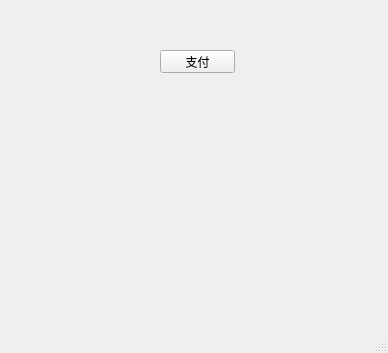
Qt form mainwindow.ui (iwxyi/Qt-Pay-Demo) before a commit.
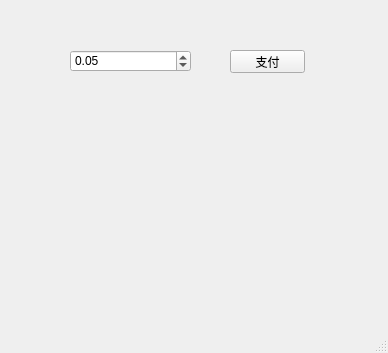
The same form after that commit.

Commit message: 添加购买数量参数count；添加UI里自定义价格

```diff
--- a/mainwindow.ui
+++ b/mainwindow.ui
@@ -30,7 +30,7 @@
    <widget class="QPushButton" name="pushButton">
     <property name="geometry">
      <rect>
-      <x>160</x>
+      <x>230</x>
       <y>50</y>
       <width>75</width>
       <height>23</height>
@@ -40,6 +40,19 @@
      <string>支付</string>
     </property>
    </widget>
+   <widget class="QDoubleSpinBox" name="doubleSpinBox">
+    <property name="geometry">
+     <rect>
+      <x>70</x>
+      <y>50</y>
+      <width>121</width>
+      <height>22</height>
+     </rect>
+    </property>
+    <property name="value">
+     <double>0.050000000000000</double>
+    </property>
+   </widget>
   </widget>
   <widget class="QMenuBar" name="menubar">
    <property name="geometry">
```
The commit also changes 1 other file.
